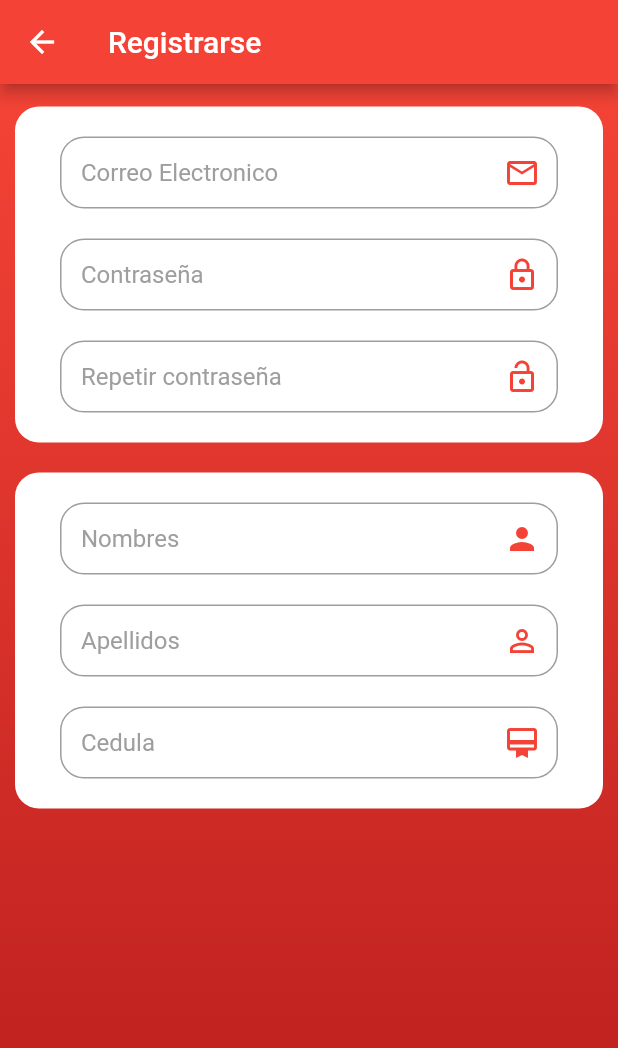
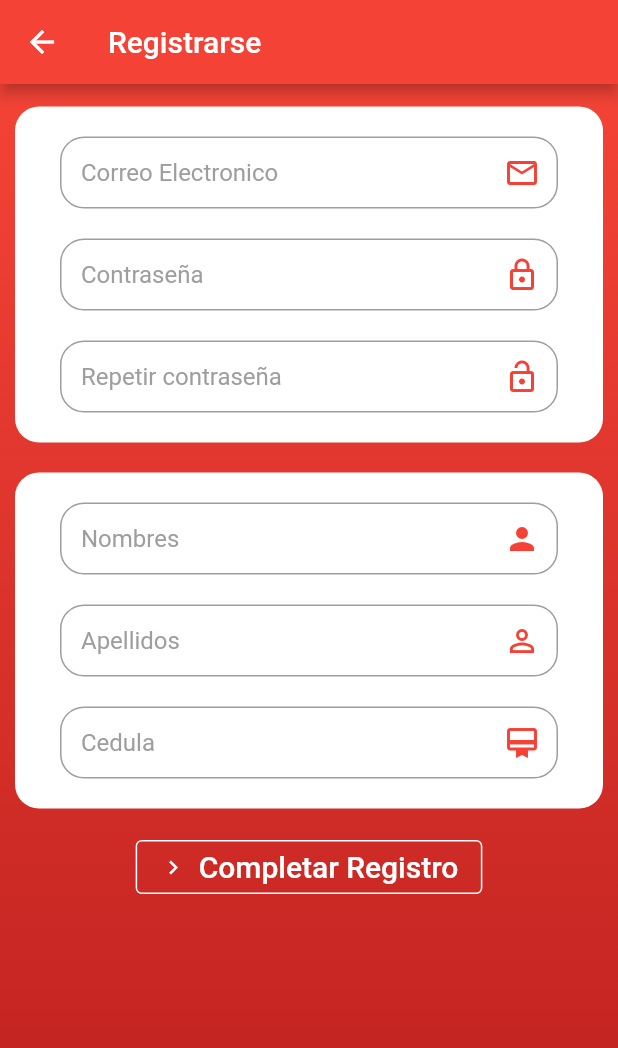
Before and after one commit to Rguarnizo/MoviliApp-Mobile, a Flutter app: the RegisterPage screen opened by its route, on a phone screen of 412 x 824 dp. Shown: the top 1048 px of the screen. Run offline on Flutter 3.47's test engine with Material 2 defaults, Android fonts, the phone set to English and light mode, and no system bars; Roboto replaces fonts that are missing (SourceSansPro).

Commit message:
Button complete register

```diff
--- a/lib/features/login/presentation/pages/register_page.dart
+++ b/lib/features/login/presentation/pages/register_page.dart
@@ -19,7 +19,8 @@ class RegisterPage extends StatelessWidget {
 
     return Scaffold(
       appBar: getAppBar(),
-      body: Container(
+      body: SingleChildScrollView(
+          child: Container(
           height: heigth,
           width: widht,
           decoration: BoxDecoration(
@@ -32,8 +33,10 @@ class RegisterPage extends StatelessWidget {
             children: [
               _emailAndPassword(),
               _extraInformation(),
+              _registerButton(),
 
             ],
+          ),
         ),
       ),
     );
@@ -74,4 +77,22 @@ class RegisterPage extends StatelessWidget {
       ],),
     );
   }
+
+  _registerButton() {
+    return Container(
+      margin: EdgeInsets.symmetric(vertical: 10),
+      child: OutlinedButton.icon(
+              onPressed: () {},
+              icon: Icon(Icons.chevron_right, size: 18,color: Colors.white,),
+              style: ButtonStyle(
+              side: MaterialStateProperty.resolveWith((states) => BorderSide(color: Colors.white)),
+              ),
+              label: Text(
+                "Completar Registro",
+                style: TextStyle(fontSize: 20,color: Colors.white),
+
+              ),
+            ),
+    );
   }
+}
```
Lines whose indentation alone changed are shown as unchanged.
